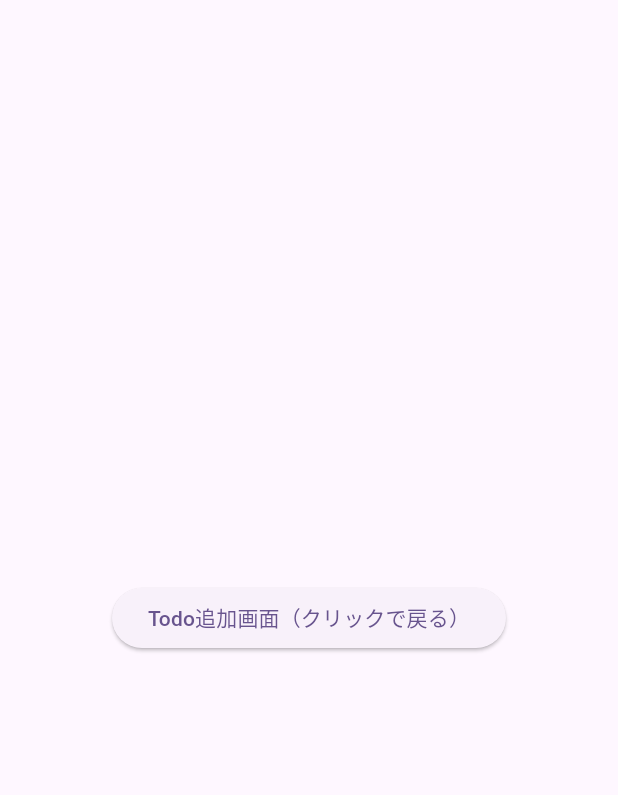
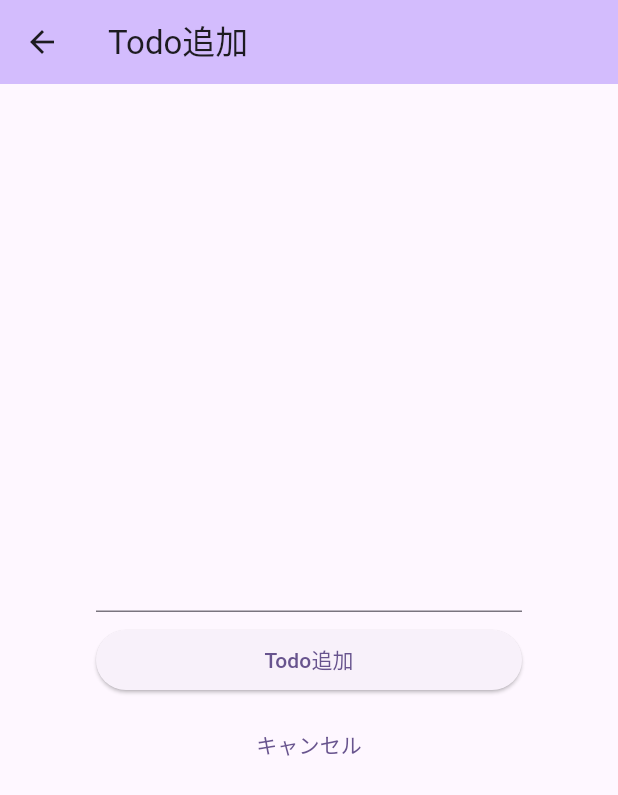
Before and after one commit to MutsuBojiiwa/flutter_application_todo, a Flutter app: the TodoAddPage screen opened directly, on a phone screen of 412 x 824 dp. Shown: the top 795 px of the screen. Run offline on Flutter 3.47's test engine with Material 3 defaults, Android fonts, the phone set to English and light mode, and no system bars.

Commit message:
todo追加画面の見た目作成

```diff
--- a/lib/todoAdd.dart
+++ b/lib/todoAdd.dart
@@ -4,14 +4,37 @@ class TodoAddPage extends StatelessWidget {
   @override
   Widget build(BuildContext context) {
     return Scaffold(
-      body: Center(
-        child: ElevatedButton(
-          // ボタンをクリックした時の処理
-          onPressed: () {
-            // "pop"で前の画面に戻る
-            Navigator.of(context).pop();
-          },
-          child: const Text('Todo追加画面（クリックで戻る）'),
+        appBar: AppBar(
+        backgroundColor: Theme.of(context).colorScheme.inversePrimary,
+        title: const Text('Todo追加'),
+      ),
+
+      body: Container(
+        padding: const EdgeInsets.all(64),
+        child: Column(
+          mainAxisAlignment: MainAxisAlignment.center,
+          children: <Widget>[
+            const TextField(),
+            const SizedBox(height: 8,),
+            SizedBox(
+              width: double.infinity,
+              child: ElevatedButton(
+                onPressed: () {
+                  //処理を書く
+                },
+                child: const Text('Todo追加'),
+              ),
+            ),
+            const SizedBox(height: 8,),
+            SizedBox(
+              width: double.infinity,
+              child: TextButton(onPressed: () {
+                Navigator.of(context).pop();
+              },
+              child: const Text('キャンセル'),
+              ),
+            ),
+          ],
         ),
       ),
     );
```
